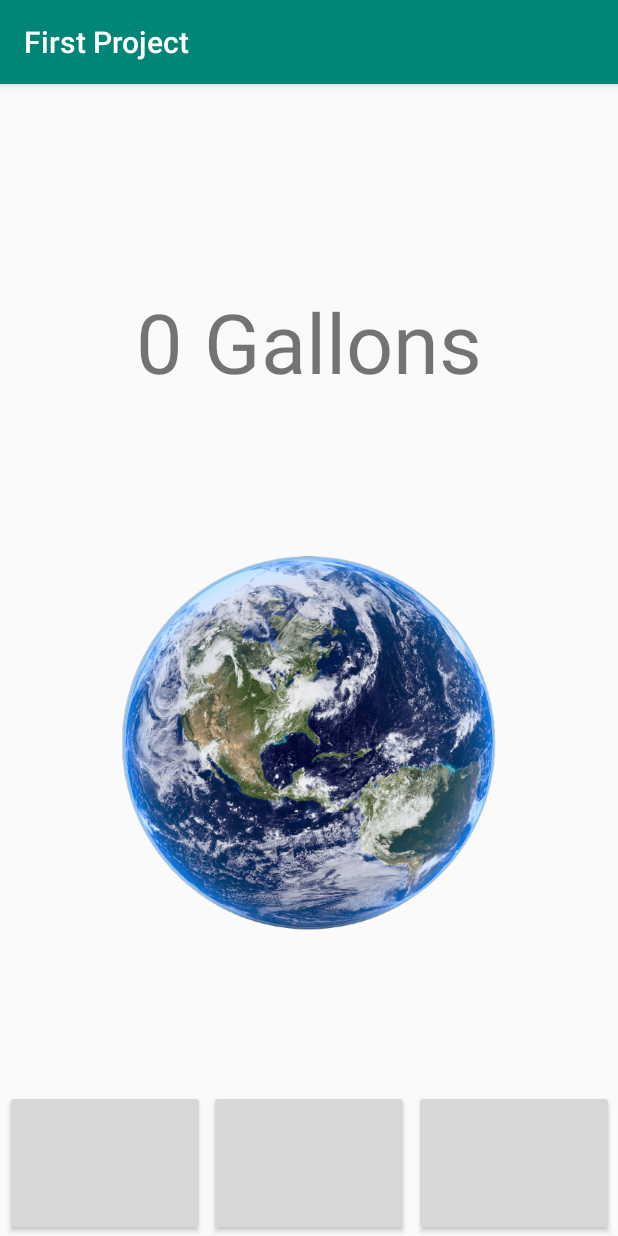
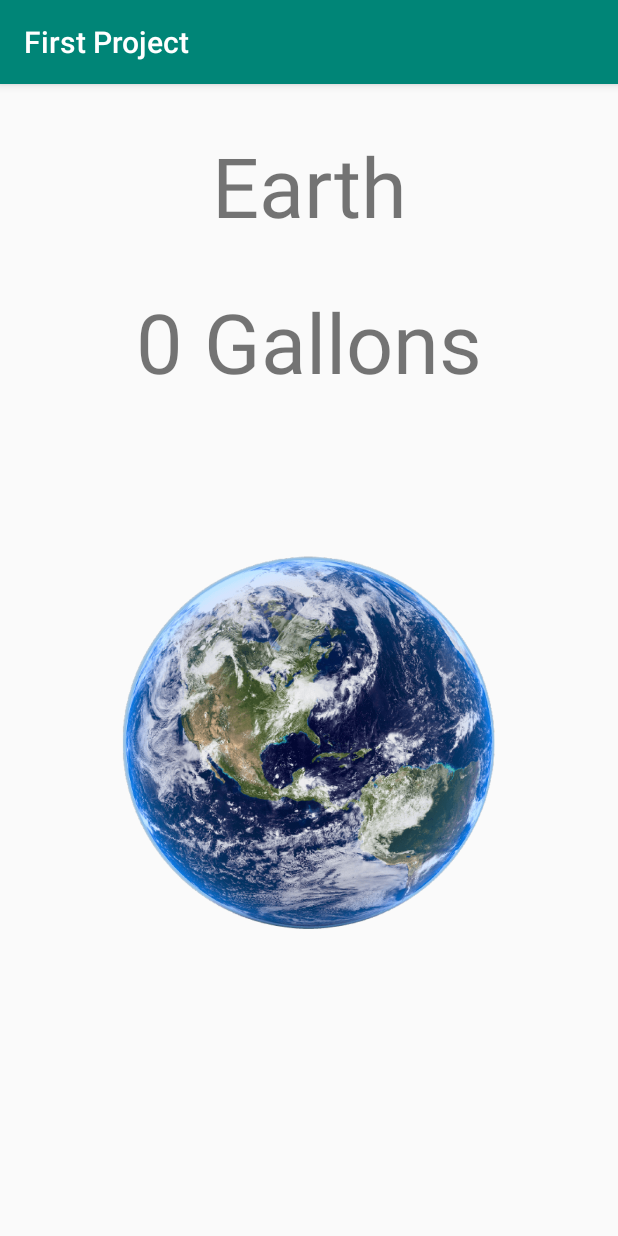
Before and after one commit to PhinnyG/AndroidAppDev, an Android app: the MainActivity screen opened directly, with no data from a screen before it, after a tap on an icon or button, on a phone screen of 412 x 824 dp. Run offline under Robolectric (Android 15) with nearby library versions, the phone set to English and light mode, and no system bars; libraries missing offline, so code that uses them is left out: me.ibrahimsn.library; 3 statements that could not run were skipped.

```diff
--- a/app/src/main/java/com/example/firstproject/UI/MainActivity.kt
+++ /dev/null
@@ -1,35 +0,0 @@
-package com.example.firstproject.UI
-
-import android.content.Context
-import androidx.appcompat.app.AppCompatActivity
-import android.os.Bundle
-import androidx.lifecycle.ViewModelProvider
-import androidx.lifecycle.ViewModelProviders
-import com.example.firstproject.R
-import com.example.firstproject.ViewModel.CountViewModel
-import kotlinx.android.synthetic.main.activity_main.*
-import java.util.*
-
-class MainActivity : AppCompatActivity() {
-    private lateinit var countViewModel: CountViewModel
-
-    private var numCounter: Long = 0
-    private fun getUsername() = intent.extras?.get("username").toString().toLowerCase(Locale.US)
-
-    override fun onCreate(savedInstanceState: Bundle?) {
-        super.onCreate(savedInstanceState)
-        setContentView(R.layout.activity_main)
-
-        countViewModel = ViewModelProviders.of(this).get(CountViewModel::class.java)
-        countViewModel.getUserCount(getUsername()).observe(this, androidx.lifecycle.Observer { updateCounter(it) })
-
-        clickerButton.setOnClickListener {
-            countViewModel.setUserCount(getUsername(), numCounter + 1)
-        }
-    }
-
-    private fun updateCounter(count: Long) {
-        numCounter = count
-        counterText.text = numCounter.toString() + " Gallons"
-    }
-}
--- a/app/src/main/java/com/example/firstproject/ViewModel/countViewModel.kt
+++ /dev/null
@@ -1,13 +0,0 @@
-package com.example.firstproject.ViewModel
-
-import android.app.Application
-import androidx.lifecycle.AndroidViewModel
-import com.example.firstproject.CountRepository
-
-class CountViewModel(application: Application) : AndroidViewModel(application) {
-    private val repository = CountRepository(application.applicationContext)
-
-    fun getUserCount(name: String) = repository.getUserCount(name)
-
-    fun setUserCount(name: String, count: Long) = repository.setUserCount(name, count)
-}
--- a/app/src/main/java/com/example/firstproject/countRepository.kt
+++ b/app/src/main/java/com/example/firstproject/countRepository.kt
@@ -15,13 +15,17 @@ class CountRepository(context: Context) {
         liveSharedPreferences = LiveSharedPreferences(preferences)
     }
 
-    fun setUserCount(name: String, count: Long) {
+    fun setUserCount(name: String, count: Long) =
         preferences.edit().putLong(name, count).apply()
-    }
 
     fun getUserCount(name: String): LiveData<Long> =
         Transformations.map(liveSharedPreferences.listenMultiple(listOf(name), 0L)) { it[name]}
 
+    fun getUserLocation(name: String): LiveData<Int> =
+        Transformations.map(liveSharedPreferences.listenMultiple(listOf(name), 0)) { it[name]}
+
+    fun setUserLocation(name: String, location: Int) =
+        preferences.edit().putInt(name, location).apply()
 
     companion object {
         private const val PREFS = "clickCounts"
--- a/app/src/main/java/com/example/firstproject/UI/LoginScreen.kt
+++ b/app/src/main/java/com/example/firstproject/ui/LoginScreen.kt
@@ -1,4 +1,4 @@
-package com.example.firstproject.UI
+package com.example.firstproject.ui
 
 import android.content.Intent
 import androidx.appcompat.app.AppCompatActivity
--- /dev/null
+++ b/app/src/main/java/com/example/firstproject/ui/MainActivity.kt
@@ -0,0 +1,68 @@
+package com.example.firstproject.ui
+
+import androidx.appcompat.app.AppCompatActivity
+import android.os.Bundle
+import android.view.View
+import androidx.lifecycle.ViewModelProviders
+import com.example.firstproject.R
+import com.example.firstproject.viewModel.CountViewModel
+import kotlinx.android.synthetic.main.activity_main.*
+import java.util.*
+
+class MainActivity : AppCompatActivity() {
+    private lateinit var countViewModel: CountViewModel
+
+    private var numCounter: Long = 0
+    private var locationNum: Int = 0
+    private fun getUsername() = intent.extras?.get("username").toString().toLowerCase(Locale.US)
+
+    override fun onCreate(savedInstanceState: Bundle?) {
+        super.onCreate(savedInstanceState)
+        setContentView(R.layout.activity_main)
+
+        countViewModel = ViewModelProviders.of(this).get(CountViewModel::class.java)
+        countViewModel.getUserCount(getUsername()).observe(this, androidx.lifecycle.Observer<Long> { updateCounter(it) })
+        countViewModel.getUserLocation(getUsername()).observe(this, androidx.lifecycle.Observer<Int> { updateLocation(it) })
+
+        clickerButton.setOnClickListener {
+            countViewModel.setUserCount(getUsername(), numCounter + 1)
+            checkCounter(numCounter)
+        }
+
+        centerButton.setOnClickListener {
+            countViewModel.setUserLocation(getUsername(), locationNum + 1)
+            clickerButton.setImageResource(R.drawable.mars3)
+            marsAdj()
+        }
+    }
+
+    private fun updateCounter(count: Long) {
+        numCounter = count
+        counterText.text = numCounter.toString() + " Gallons"
+    }
+
+    private fun updateLocation(location: Int) {
+        if (location == 0) {
+            clickerButton.setImageResource(R.drawable.earth)
+            locationText.text = "Earth"
+        }
+        else if (location == 1) {
+            clickerButton.setImageResource(R.drawable.mars3)
+            marsAdj()
+        }
+    }
+
+    private fun marsAdj() {
+        locationText.text = "Mars"
+        clickerButton.layoutParams.height = 500
+        clickerButton.layoutParams.width = 500
+        centerButton.visibility = View.INVISIBLE
+    }
+
+    private fun checkCounter(count: Long) {
+        if (count >= 9 && locationNum == 1) {
+            centerButton.text = "Travel to Mars"
+            centerButton.visibility = View.VISIBLE
+        }
+    }
+}
--- /dev/null
+++ b/app/src/main/java/com/example/firstproject/viewModel/countViewModel.kt
@@ -0,0 +1,15 @@
+package com.example.firstproject.viewModel
+
+import android.app.Application
+import androidx.lifecycle.AndroidViewModel
+import com.example.firstproject.CountRepository
+
+class CountViewModel(application: Application) : AndroidViewModel(application) {
+    private val repository = CountRepository(application.applicationContext)
+
+    fun getUserCount(name: String) = repository.getUserCount(name + "-count")
+    fun setUserCount(name: String, count: Long) = repository.setUserCount(name + "-count", count)
+
+    fun getUserLocation(name: String) = repository.getUserLocation(name + "-location")
+    fun setUserLocation(name: String, location: Int) = repository.setUserLocation(name + "-location", location)
+}
--- a/app/src/main/res/layout/activity_login_screen.xml
+++ b/app/src/main/res/layout/activity_login_screen.xml
@@ -4,7 +4,7 @@
     xmlns:tools="http://schemas.android.com/tools"
     android:layout_width="match_parent"
     android:layout_height="match_parent"
-    tools:context=".UI.LoginScreen">
+    tools:context=".ui.LoginScreen">
 
     <TextView
         android:id="@+id/LoginText"
--- a/app/src/main/res/layout/activity_main.xml
+++ b/app/src/main/res/layout/activity_main.xml
@@ -4,7 +4,7 @@
     xmlns:tools="http://schemas.android.com/tools"
     android:layout_width="match_parent"
     android:layout_height="match_parent"
-    tools:context=".UI.MainActivity">
+    tools:context=".ui.MainActivity">
 
 
     <TextView
@@ -20,23 +20,34 @@
         app:layout_constraintTop_toTopOf="parent"
         app:layout_constraintVertical_bias="0.194" />
 
+    <TextView
+        android:id="@+id/locationText"
+        android:layout_width="wrap_content"
+        android:layout_height="wrap_content"
+        android:gravity="center"
+        android:text="Earth"
+        android:textSize="25pt"
+        app:layout_constraintBottom_toTopOf="@id/counterText"
+        app:layout_constraintLeft_toLeftOf="parent"
+        app:layout_constraintRight_toRightOf="parent"
+        app:layout_constraintTop_toTopOf="parent" />
+
     <ImageView
         android:id="@+id/clickerButton"
         android:layout_width="wrap_content"
         android:layout_height="wrap_content"
         android:adjustViewBounds="true"
-        android:padding="-10in"
         android:src="@drawable/earth"
         app:layout_constraintBottom_toBottomOf="parent"
         app:layout_constraintLeft_toLeftOf="parent"
         app:layout_constraintRight_toRightOf="parent"
-        app:layout_constraintTop_toTopOf="@id/counterText"
-        app:layout_constraintVertical_bias=".5" />
+        app:layout_constraintTop_toTopOf="@id/counterText" />
 
     <Button
         android:id="@+id/leftButton"
         android:layout_width="133.3dp"
         android:layout_height="97dp"
+        android:visibility="invisible"
         app:layout_constraintBottom_toBottomOf="parent"
         app:layout_constraintRight_toLeftOf="@id/centerButton"
         app:layout_constraintLeft_toLeftOf="parent"
@@ -47,6 +58,7 @@
         android:id="@+id/centerButton"
         android:layout_width="133.3dp"
         android:layout_height="97dp"
+        android:visibility="invisible"
         app:layout_constraintBottom_toBottomOf="parent"
         app:layout_constraintEnd_toEndOf="parent"
         app:layout_constraintStart_toStartOf="parent" />
@@ -55,6 +67,7 @@
         android:id="@+id/rightButton"
         android:layout_width="133.3dp"
         android:layout_height="97dp"
+        android:visibility="invisible"
         app:layout_constraintBottom_toBottomOf="parent"
         app:layout_constraintLeft_toRightOf="@id/centerButton"
         app:layout_constraintRight_toRightOf="parent"
--- a/app/src/main/res/layout/activity_count_view_model.xml
+++ b/app/src/main/res/layout/activity_shop.xml
@@ -4,6 +4,6 @@
     xmlns:tools="http://schemas.android.com/tools"
     android:layout_width="match_parent"
     android:layout_height="match_parent"
-    tools:context=".ViewModel.CountViewModel">
+    tools:context=".ui.Shop">
 
 </androidx.constraintlayout.widget.ConstraintLayout>
```
Also changed, not shown: app/src/main/AndroidManifest.xml (+5 -4 lines).
